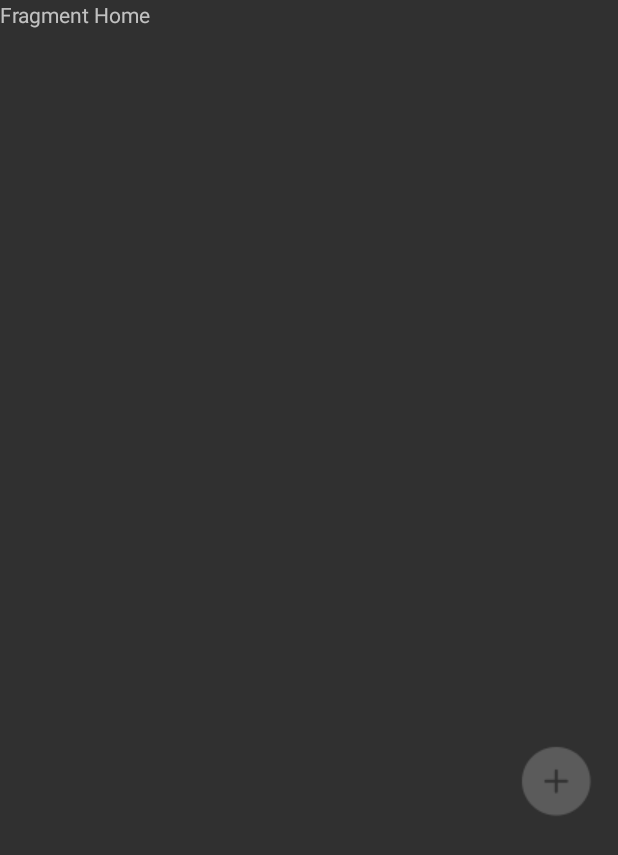
After one commit to mapache06/DonateApp_mapache06, an Android app: the fragment FHome shown on its own in the app's theme, on a phone screen of 412 x 824 dp. The commit adds this screen. Shown: the top 855 px of the screen. Run offline under Robolectric (Android 15) with nearby library versions, the phone set to English and light mode, and no system bars; network calls fail.

Commit message:
Se hizo estructura para fragments en main2activity

```diff
--- a/app/build.gradle
+++ b/app/build.gradle
@@ -26,6 +26,7 @@ dependencies {
     implementation 'com.android.support.constraint:constraint-layout:1.1.3'
     implementation 'com.android.support:support-vector-drawable:28.0.0'
 
+    implementation 'com.android.support:support-v4:28.0.0'
     testImplementation 'junit:junit:4.12'
     androidTestImplementation 'com.android.support.test:runner:1.0.2'
     androidTestImplementation 'com.android.support.test.espresso:espresso-core:3.0.2'
--- a/app/src/main/AndroidManifest.xml
+++ b/app/src/main/AndroidManifest.xml
@@ -12,9 +12,7 @@
         android:roundIcon="@mipmap/ic_launcher_round"
         android:supportsRtl="true"
         android:theme="@style/Theme.AppCompat.NoActionBar">
-        <activity
-            android:name=".MainPage"
-            android:label="@string/title_activity_main2"></activity>
+        <activity android:name=".Main2Activity"/>
         <activity android:name=".MostrarDatos" />
         <activity android:name=".RegisterNombre" />
         <activity android:name=".RegisterUser" />
--- a/app/src/main/java/com/example/donateapp/MainActivity.java
+++ b/app/src/main/java/com/example/donateapp/MainActivity.java
@@ -40,7 +40,7 @@ public class MainActivity extends AppCompatActivity {
         login.setOnClickListener(new View.OnClickListener() {
             @Override
             public void onClick(View v) {
-                Ingresar("http://192.168.15.25:8080/donateapp/buscar_usuario.php?user="+(user.getText().toString())+"&"+
+                Ingresar("http://192.168.43.80:8080/donateapp/buscar_usuario.php?user="+(user.getText().toString())+"&"+
                         "password="+(pass.getText().toString()));
             }
         });
--- /dev/null
+++ b/app/src/main/java/com/example/donateapp/fragments_menu/FHome.java
@@ -0,0 +1,30 @@
+package com.example.donateapp.fragments_menu;
+
+
+import android.os.Bundle;
+import android.support.v4.app.Fragment;
+import android.view.LayoutInflater;
+import android.view.View;
+import android.view.ViewGroup;
+
+import com.example.donateapp.R;
+
+/**
+ * A simple {@link Fragment} subclass.
+ */
+public class FHome extends Fragment {
+
+
+    public FHome() {
+        // Required empty public constructor
+    }
+
+
+    @Override
+    public View onCreateView(LayoutInflater inflater, ViewGroup container,
+                             Bundle savedInstanceState) {
+        // Inflate the layout for this fragment
+        return inflater.inflate(R.layout.fragment_fhome, container, false);
+    }
+
+}
--- a/app/src/main/res/layout/activity_register_contrasena.xml
+++ b/app/src/main/res/layout/activity_register_contrasena.xml
@@ -79,6 +79,7 @@
 
     <Button
         android:id="@+id/btnNextMostr"
+        android:onClick=""
         android:layout_width="match_parent"
         android:layout_height="wrap_content"
         android:layout_marginStart="32dp"
--- /dev/null
+++ b/app/src/main/res/layout/fragment_fhome.xml
@@ -0,0 +1,25 @@
+<?xml version="1.0" encoding="utf-8"?>
+<FrameLayout xmlns:android="http://schemas.android.com/apk/res/android"
+    xmlns:tools="http://schemas.android.com/tools"
+    android:layout_width="match_parent"
+    android:layout_height="match_parent"
+    xmlns:app="http://schemas.android.com/apk/res-auto"
+    tools:context=".fragments_menu.FHome">
+
+    <!-- TODO: Update blank fragment layout -->
+    <TextView
+        android:layout_width="match_parent"
+        android:layout_height="match_parent"
+        android:text="Fragment Home" />
+
+    <ImageView
+        android:id="@+id/im1"
+        android:layout_width="wrap_content"
+        android:layout_height="wrap_content"
+        android:layout_gravity="right"
+        android:layout_marginTop="496dp"
+        android:layout_marginEnd="16dp"
+        app:layout_constraintEnd_toEndOf="parent"
+        app:layout_constraintTop_toTopOf="parent"
+        app:srcCompat="@drawable/image_anadir" />
+</FrameLayout>
--- a/app/src/main/res/values/strings.xml
+++ b/app/src/main/res/values/strings.xml
@@ -6,4 +6,7 @@
     <string name="title_notifications">Notifications</string>
     <string name="title_activity_inicial">inicial</string>
     <string name="title_activity_main2">Main2Activity</string>
+
+    <!-- TODO: Remove or change this placeholder text -->
+    <string name="hello_blank_fragment">Hello blank fragment</string>
 </resources>
```
Also changed, not shown: app/src/main/java/com/example/donateapp/Main2Activity.java (added, +88 -0 lines), app/src/main/java/com/example/donateapp/MainPage.java (deleted, +0 -27 lines), app/src/main/java/com/example/donateapp/RegisterPassword.java (+13 -3 lines), app/src/main/java/com/example/donateapp/fragments_menu/FLocation.java (added, +30 -0 lines), app/src/main/java/com/example/donateapp/fragments_menu/FMessage.java (added, +30 -0 lines), app/src/main/java/com/example/donateapp/fragments_menu/FUser.java (added, +30 -0 lines), app/src/main/res/layout/activity_main2.xml (+15 -16 lines), app/src/main/res/layout/fragment_flocation.xml (added, +14 -0 lines), app/src/main/res/layout/fragment_fmessage.xml (added, +14 -0 lines), app/src/main/res/layout/fragment_fuser.xml (added, +14 -0 lines), app/src/main/res/menu/bottom_navigation.xml (+4 -4 lines).
